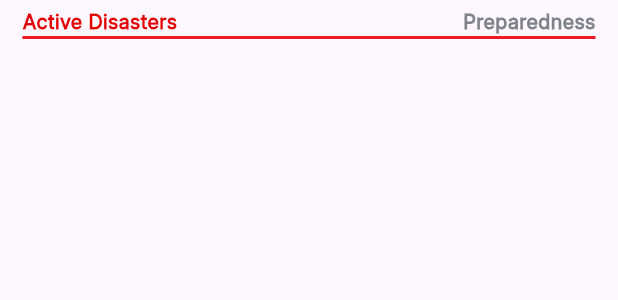
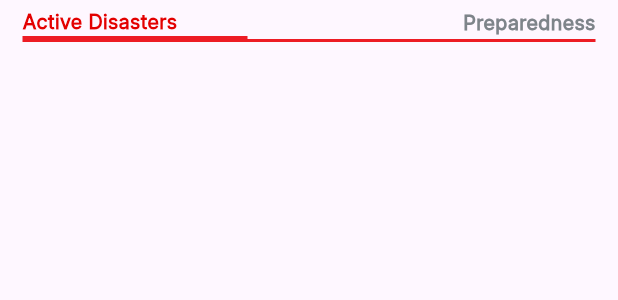
Before and after one commit to Nsengiyunva/redcrossug, a Flutter app: the MenuListItems widget shown alone on an empty page, opened directly, on a phone screen of 412 x 824 dp. Shown: the top 300 px of the screen. Run offline on Flutter 3.47's test engine with Material 3 defaults, Android fonts, the phone set to English and light mode, and no system bars; our stand-ins replace flutter_otp_text_field, get, shared_preferences; missing offline and left inert: intl_phone_number_field; accounts and stored records are empty; network calls fail.

Commit message:
updates the app

```diff
--- a/lib/scenes/disaster_list_item.dart
+++ b/lib/scenes/disaster_list_item.dart
@@ -14,7 +14,7 @@ class DisasterListItem extends StatelessWidget {
   Widget build(BuildContext context) {
     return GestureDetector(
       onTap: () {
-        Get.toNamed( "/disaster-details" );
+        Get.toNamed( "/disaster-details", arguments: {'name': 'John Doe'} );
       },
       child: Container(
         height: 97,
--- a/lib/scenes/menu_list_items.dart
+++ b/lib/scenes/menu_list_items.dart
@@ -10,7 +10,7 @@ class MenuListItems extends StatelessWidget {
   Widget build(BuildContext context) {
     return Container(
       margin: EdgeInsets.symmetric( horizontal: 15.0, vertical: 5.0 ),
-      decoration: BoxDecoration(
+      decoration: const BoxDecoration(
         border: Border(
           bottom: BorderSide(
             color: Color(0xFFED1C24),
@@ -21,7 +21,18 @@ class MenuListItems extends StatelessWidget {
       child: Row(
         mainAxisAlignment: MainAxisAlignment.spaceBetween,
         children: [
-          Text( first_title, style: const TextStyle( fontSize: 13.27, color: Color(0xFFE30000), fontFamily: "Inter", fontWeight: FontWeight.w600 ) ),
+          Container(
+            width: 150,
+            decoration: const BoxDecoration(
+              border: Border(
+                bottom: BorderSide(
+                  color: Color(0xFFED1C24,),
+                  width: 2.0
+                )
+              )
+            ),
+            child: Text( first_title, style: const TextStyle( fontSize: 13.27, color: Color(0xFFE30000), fontFamily: "Inter", fontWeight: FontWeight.w600 ) ),
+          ),
           Text( second_title, style: const TextStyle( fontSize: 13.27, color: Color(0xFF7E848A), fontFamily: "Inter", fontWeight: FontWeight.w600 ))
         ],
       ),
```
